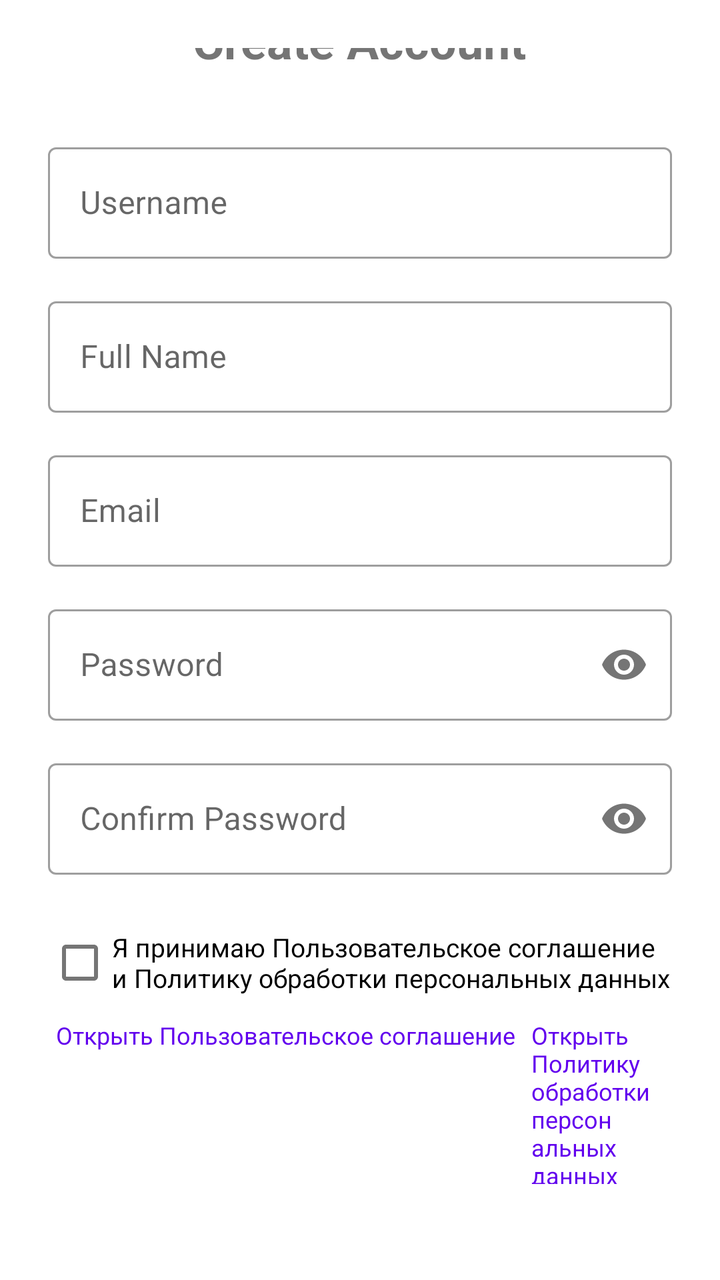
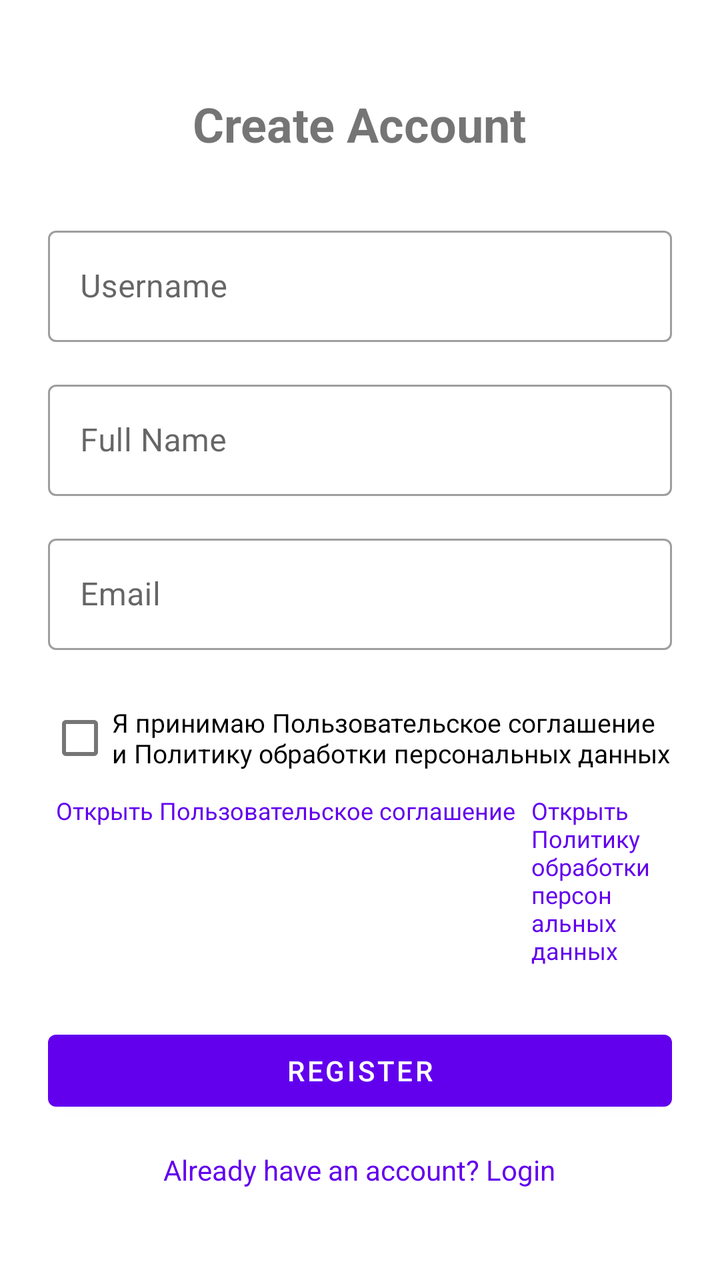

Compare the two renders of this Android layout. The source of the first and the diff that turns it into the second are given below.
<!-- AndroidManifest.xml: application theme Theme.Muzea -->
<!-- res/layout/activity_register.xml -->
<?xml version="1.0" encoding="utf-8"?>
<LinearLayout xmlns:android="http://schemas.android.com/apk/res/android"
    xmlns:app="http://schemas.android.com/apk/res-auto"
    android:layout_width="match_parent"
    android:layout_height="match_parent"
    android:orientation="vertical"
    android:padding="24dp"
    android:gravity="center">

    <TextView
        android:layout_width="wrap_content"
        android:layout_height="wrap_content"
        android:text="@string/register_create_account"
        android:textSize="24sp"
        android:textStyle="bold"
        android:layout_marginBottom="32dp" />

    <com.google.android.material.textfield.TextInputLayout
        android:layout_width="match_parent"
        android:layout_height="wrap_content"
        android:hint="@string/hint_username"
        style="@style/Widget.MaterialComponents.TextInputLayout.OutlinedBox">

        <com.google.android.material.textfield.TextInputEditText
            android:id="@+id/etUsername"
            android:layout_width="match_parent"
            android:layout_height="wrap_content"
            android:inputType="text" />

    </com.google.android.material.textfield.TextInputLayout>

    <com.google.android.material.textfield.TextInputLayout
        android:layout_width="match_parent"
        android:layout_height="wrap_content"
        android:layout_marginTop="16dp"
        android:hint="@string/hint_full_name"
        style="@style/Widget.MaterialComponents.TextInputLayout.OutlinedBox">

        <com.google.android.material.textfield.TextInputEditText
            android:id="@+id/etFullName"
            android:layout_width="match_parent"
            android:layout_height="wrap_content"
            android:inputType="textPersonName" />

    </com.google.android.material.textfield.TextInputLayout>

    <com.google.android.material.textfield.TextInputLayout
        android:layout_width="match_parent"
        android:layout_height="wrap_content"
        android:layout_marginTop="16dp"
        android:hint="@string/hint_email"
        style="@style/Widget.MaterialComponents.TextInputLayout.OutlinedBox">

        <com.google.android.material.textfield.TextInputEditText
            android:id="@+id/etEmail"
            android:layout_width="match_parent"
            android:layout_height="wrap_content"
            android:inputType="textEmailAddress" />

    </com.google.android.material.textfield.TextInputLayout>

    <com.google.android.material.textfield.TextInputLayout
        android:layout_width="match_parent"
        android:layout_height="wrap_content"
        android:layout_marginTop="16dp"
        android:hint="@string/hint_password"
        app:passwordToggleEnabled="true"
        style="@style/Widget.MaterialComponents.TextInputLayout.OutlinedBox">

        <com.google.android.material.textfield.TextInputEditText
            android:id="@+id/etPassword"
            android:layout_width="match_parent"
            android:layout_height="wrap_content"
            android:inputType="textPassword" />

    </com.google.android.material.textfield.TextInputLayout>

    <com.google.android.material.textfield.TextInputLayout
        android:layout_width="match_parent"
        android:layout_height="wrap_content"
        android:layout_marginTop="16dp"
        android:hint="@string/hint_confirm_password"
        app:passwordToggleEnabled="true"
        style="@style/Widget.MaterialComponents.TextInputLayout.OutlinedBox">

        <com.google.android.material.textfield.TextInputEditText
            android:id="@+id/etConfirmPassword"
            android:layout_width="match_parent"
            android:layout_height="wrap_content"
            android:inputType="textPassword" />

    </com.google.android.material.textfield.TextInputLayout>

    <CheckBox
        android:id="@+id/cbConsent"
        android:layout_width="match_parent"
        android:layout_height="wrap_content"
        android:layout_marginTop="20dp"
        android:text="@string/register_consent_checkbox"
        android:textSize="13sp" />

    <LinearLayout
        android:layout_width="wrap_content"
        android:layout_height="wrap_content"
        android:orientation="horizontal">

        <TextView
            android:id="@+id/tvRegisterTerms"
            android:layout_width="wrap_content"
            android:layout_height="wrap_content"
            android:padding="4dp"
            android:text="@string/consent_open_terms"
            android:textColor="@color/purple_500"
            android:textSize="12sp" />

        <TextView
            android:id="@+id/tvRegisterPolicy"
            android:layout_width="wrap_content"
            android:layout_height="wrap_content"
            android:padding="4dp"
            android:text="@string/consent_open_policy"
            android:textColor="@color/purple_500"
            android:textSize="12sp" />

    </LinearLayout>

    <Button
        android:id="@+id/btnRegister"
        android:layout_width="match_parent"
        android:layout_height="wrap_content"
        android:layout_marginTop="24dp"
        android:text="@string/action_register" />

    <TextView
        android:id="@+id/tvLogin"
        android:layout_width="wrap_content"
        android:layout_height="wrap_content"
        android:layout_marginTop="16dp"
        android:text="@string/login_have_account"
        android:textColor="@color/purple_500"
        android:textSize="14sp" />

    <ProgressBar
        android:id="@+id/progressBar"
        android:layout_width="wrap_content"
        android:layout_height="wrap_content"
        android:layout_marginTop="16dp"
        android:visibility="gone" />

</LinearLayout>
<!-- resources referenced by this layout -->
<resources>
  <color name="purple_500">#FF6200EE</color>
  <string name="action_register">Register</string>
  <string name="consent_open_policy">Открыть Политику обработки персональных данных</string>
  <string name="consent_open_terms">Открыть Пользовательское соглашение</string>
  <string name="hint_confirm_password">Confirm Password</string>
  <string name="hint_email">Email</string>
  <string name="hint_full_name">Full Name</string>
  <string name="hint_password">Password</string>
  <string name="hint_username">Username</string>
  <string name="login_have_account">Already have an account? Login</string>
  <string name="register_consent_checkbox">Я принимаю Пользовательское соглашение и Политику обработки персональных данных</string>
  <string name="register_create_account">Create Account</string>
  <style name="Theme.Muzea" parent="Theme.MaterialComponents.DayNight.NoActionBar">
          <item name="colorPrimary">@color/purple_500</item>
          <item name="colorPrimaryVariant">@color/purple_700</item>
          <item name="colorOnPrimary">@color/white</item>
          <item name="colorSecondary">@color/teal_200</item>
          <item name="colorSecondaryVariant">@color/teal_700</item>
          <item name="colorOnSecondary">@color/black</item>
          <item name="android:statusBarColor">?attr/colorPrimaryVariant</item>
  
          
          <item name="materialButtonStyle">@style/Widget.MaterialComponents.Button</item>
          <item name="materialCardViewStyle">@style/Widget.MaterialComponents.CardView</item>
      </style>
  <color name="purple_700">#FF3700B3</color>
  <color name="white">#FFFFFFFF</color>
  <color name="teal_200">#FF03DAC5</color>
  <color name="teal_700">#FF018786</color>
  <color name="black">#FF000000</color>
</resources>

<!-- the commit's change to res/layout/activity_register.xml (unified diff, before → after) -->
@@ -59,38 +59,6 @@
 
     </com.google.android.material.textfield.TextInputLayout>
 
-    <com.google.android.material.textfield.TextInputLayout
-        android:layout_width="match_parent"
-        android:layout_height="wrap_content"
-        android:layout_marginTop="16dp"
-        android:hint="@string/hint_password"
-        app:passwordToggleEnabled="true"
-        style="@style/Widget.MaterialComponents.TextInputLayout.OutlinedBox">
-
-        <com.google.android.material.textfield.TextInputEditText
-            android:id="@+id/etPassword"
-            android:layout_width="match_parent"
-            android:layout_height="wrap_content"
-            android:inputType="textPassword" />
-
-    </com.google.android.material.textfield.TextInputLayout>
-
-    <com.google.android.material.textfield.TextInputLayout
-        android:layout_width="match_parent"
-        android:layout_height="wrap_content"
-        android:layout_marginTop="16dp"
-        android:hint="@string/hint_confirm_password"
-        app:passwordToggleEnabled="true"
-        style="@style/Widget.MaterialComponents.TextInputLayout.OutlinedBox">
-
-        <com.google.android.material.textfield.TextInputEditText
-            android:id="@+id/etConfirmPassword"
-            android:layout_width="match_parent"
-            android:layout_height="wrap_content"
-            android:inputType="textPassword" />
-
-    </com.google.android.material.textfield.TextInputLayout>
-
     <CheckBox
         android:id="@+id/cbConsent"
         android:layout_width="match_parent"
<!-- resource entries referenced after the edit -->
@@ -4,10 +4,8 @@
   <string name="action_register">Register</string>
   <string name="consent_open_policy">Открыть Политику обработки персональных данных</string>
   <string name="consent_open_terms">Открыть Пользовательское соглашение</string>
-  <string name="hint_confirm_password">Confirm Password</string>
   <string name="hint_email">Email</string>
   <string name="hint_full_name">Full Name</string>
-  <string name="hint_password">Password</string>
   <string name="hint_username">Username</string>
   <string name="login_have_account">Already have an account? Login</string>
   <string name="register_consent_checkbox">Я принимаю Пользовательское соглашение и Политику обработки персональных данных</string>
